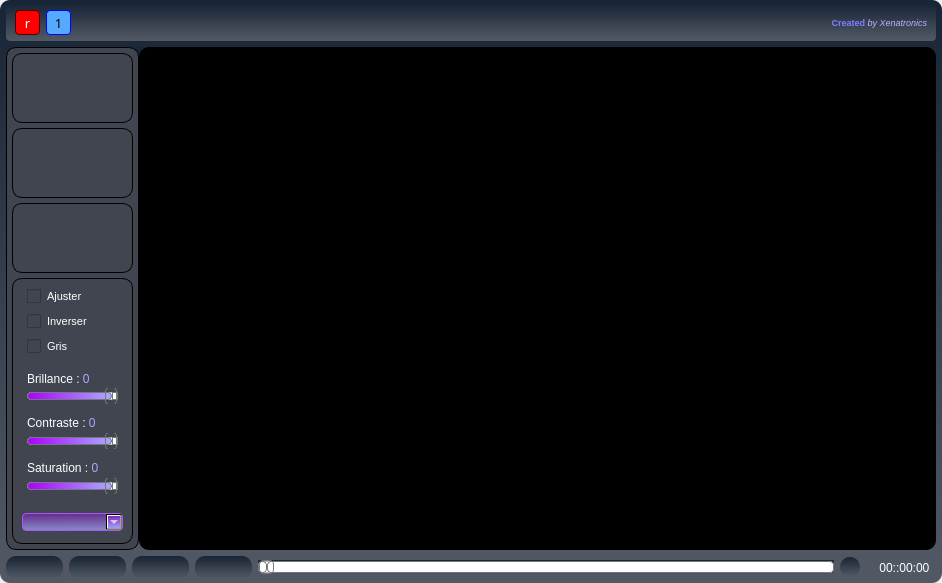
The window that WebCam.ui (pat13310/Webcam) describes before a commit, drawn with Qt 5.
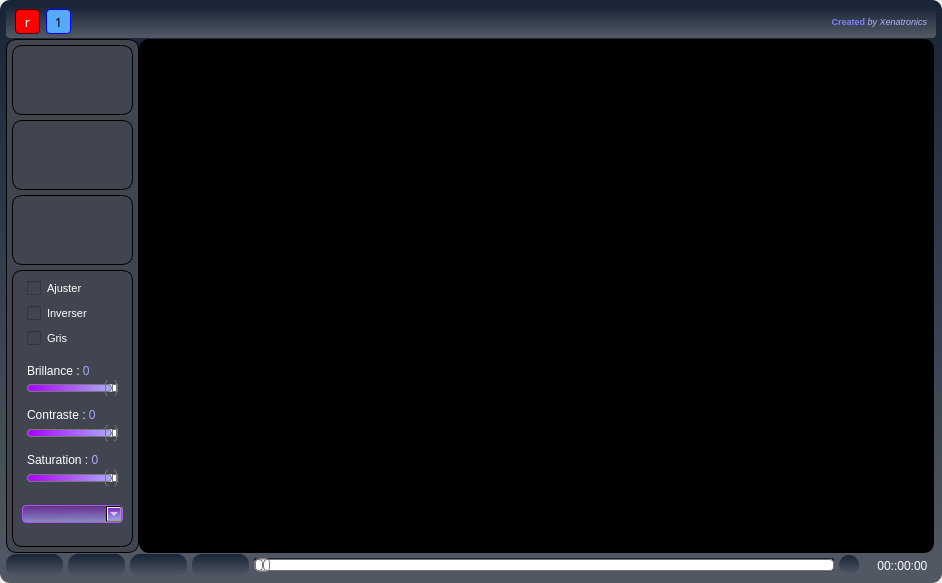
The same window after the commit. Icons and pictures are not drawn.

What changed in the file:
```diff
--- a/WebCam.ui
+++ b/WebCam.ui
@@ -20,9 +20,6 @@
    <string>WebCam</string>
   </property>
   <widget class="QWidget" name="centralwidget">
-   <property name="styleSheet">
-    <string notr="true">border-radius:10px;</string>
-   </property>
    <layout class="QVBoxLayout" name="verticalLayout">
     <property name="spacing">
      <number>0</number>
@@ -53,30 +50,33 @@
        <enum>QFrame::Raised</enum>
       </property>
       <layout class="QVBoxLayout" name="verticalLayout_2">
+       <property name="spacing">
+        <number>1</number>
+       </property>
        <property name="leftMargin">
         <number>6</number>
        </property>
        <property name="topMargin">
-        <number>4</number>
+        <number>6</number>
        </property>
        <property name="rightMargin">
-        <number>6</number>
+        <number>8</number>
        </property>
        <property name="bottomMargin">
-        <number>4</number>
+        <number>6</number>
        </property>
        <item>
         <widget class="QFrame" name="Top">
          <property name="minimumSize">
           <size>
            <width>930</width>
-           <height>35</height>
+           <height>30</height>
           </size>
          </property>
          <property name="maximumSize">
           <size>
            <width>16777215</width>
-           <height>37</height>
+           <height>32</height>
           </size>
          </property>
          <property name="styleSheet">
@@ -987,8 +987,11 @@
          <property name="bottomMargin">
           <number>0</number>
          </property>
+         <property name="horizontalSpacing">
+          <number>5</number>
+         </property>
          <property name="verticalSpacing">
-          <number>7</number>
+          <number>0</number>
          </property>
          <item row="1" column="6">
           <widget class="QLabel" name="led">
```
